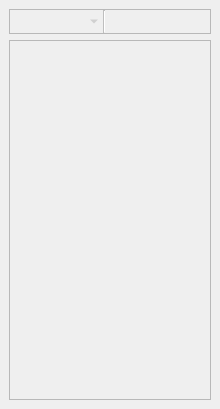
First picture: the form in dialogs/identification_dock.ui, repository gis-support/DIVI-QGIS-Plugin, before the edit.
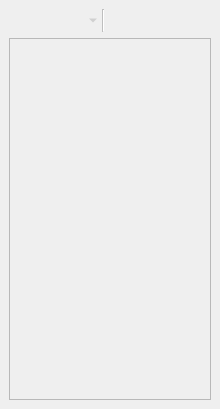
Second picture: the form after the edit.

Patch:
```diff
--- a/dialogs/identification_dock.ui
+++ b/dialogs/identification_dock.ui
@@ -23,12 +23,6 @@
       <property name="enabled">
        <bool>false</bool>
       </property>
-      <property name="frameShape">
-       <enum>QFrame::StyledPanel</enum>
-      </property>
-      <property name="frameShadow">
-       <enum>QFrame::Raised</enum>
-      </property>
       <layout class="QHBoxLayout" name="horizontalLayout">
        <property name="spacing">
         <number>3</number>
```
